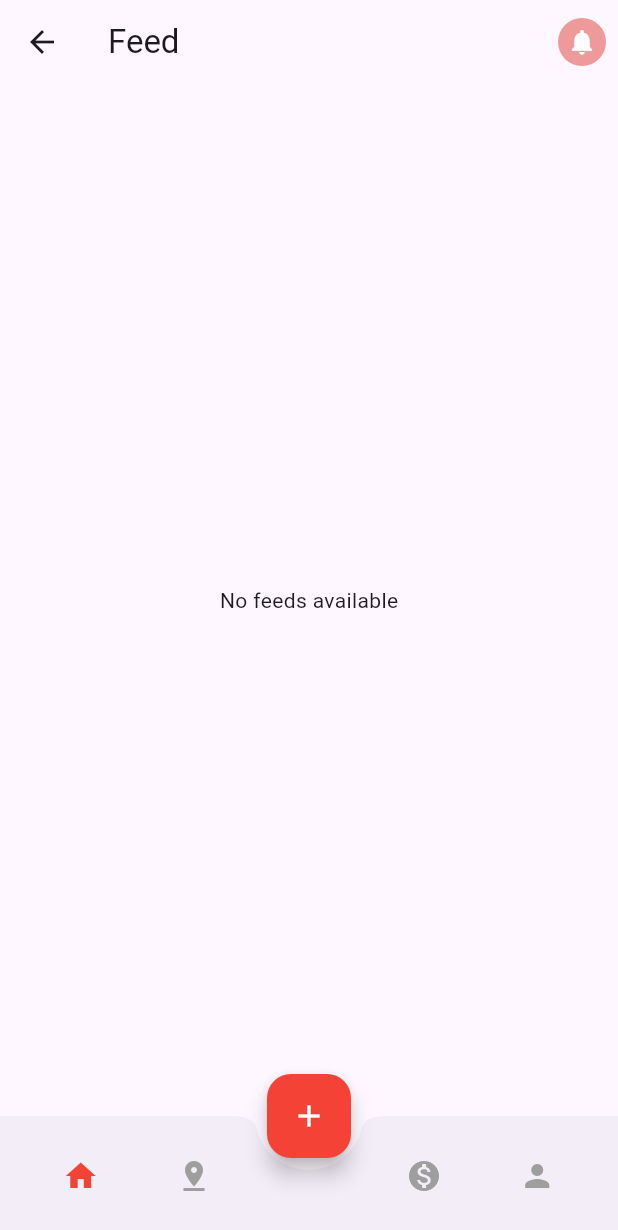
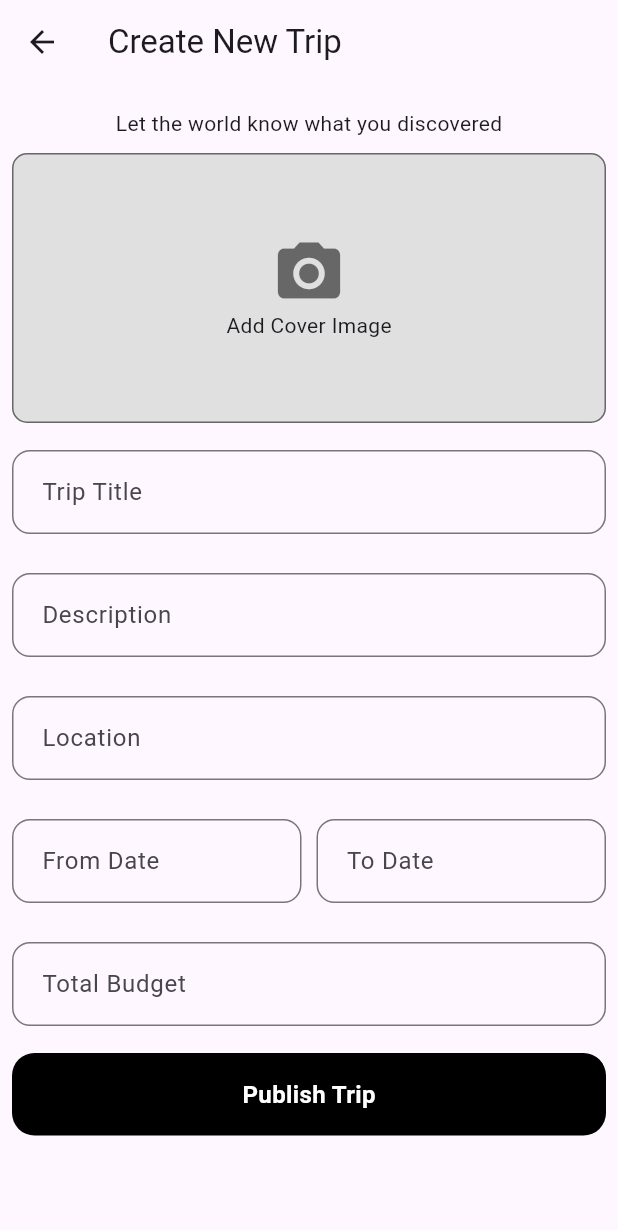
Before and after one commit to balacode01/travel-app-mobile, a Flutter app: the HomePage screen opened by its route, after a tap on the "add" icon, on a phone screen of 412 x 824 dp. Shown: the top 1230 px of the screen. Run offline on Flutter 3.47's test engine with Material 3 defaults, Android fonts, the phone set to English and light mode, and no system bars; our stand-ins replace flutter_secure_storage, get_storage, image_picker, logger, pinput; accounts and stored records are empty; network calls fail.

Commit message:
create trip api integration in progress

```diff
--- /dev/null
+++ b/lib/core/models/response_model/trips/create_trip_model.dart
@@ -0,0 +1,90 @@
+// To parse this JSON data, do
+//
+//     final createTripModelResponse = createTripModelResponseFromJson(jsonString);
+
+import 'dart:convert';
+
+CreateTripModelResponse createTripModelResponseFromJson(String str) =>
+    CreateTripModelResponse.fromJson(json.decode(str));
+
+String createTripModelResponseToJson(CreateTripModelResponse data) =>
+    json.encode(data.toJson());
+
+class CreateTripModelResponse {
+  String? message;
+  int? statusCode;
+  Trip? trip;
+
+  CreateTripModelResponse({this.message, this.statusCode, this.trip});
+
+  factory CreateTripModelResponse.fromJson(Map<String, dynamic> json) =>
+      CreateTripModelResponse(
+        message: json["message"],
+        statusCode: json["statusCode"],
+        trip: Trip.fromJson(json["trip"]),
+      );
+
+  Map<String, dynamic> toJson() => {
+    "message": message,
+    "statusCode": statusCode,
+    "trip": trip!.toJson(),
+  };
+}
+
+class Trip {
+  String? id;
+  String? userId;
+  String? name;
+  String? location;
+  DateTime? fromDate;
+  DateTime? toDate;
+  String? description;
+  String? totalBudget;
+  String? coverImage;
+  DateTime? createdAt;
+  DateTime? updatedAt;
+
+  Trip({
+    this.id,
+    this.userId,
+    this.name,
+    this.location,
+    this.fromDate,
+    this.toDate,
+    this.description,
+    this.totalBudget,
+    this.coverImage,
+    this.createdAt,
+    this.updatedAt,
+  });
+
+  factory Trip.fromJson(Map<String, dynamic> json) => Trip(
+    id: json["id"],
+    userId: json["user_id"],
+    name: json["name"],
+    location: json["location"],
+    fromDate: DateTime.parse(json["from_date"]),
+    toDate: DateTime.parse(json["to_date"]),
+    description: json["description"],
+    totalBudget: json["total_budget"],
+    coverImage: json["cover_image"],
+    createdAt: DateTime.parse(json["created_at"]),
+    updatedAt: DateTime.parse(json["updated_at"]),
+  );
+
+  Map<String, dynamic> toJson() => {
+    "id": id,
+    "user_id": userId,
+    "name": name,
+    "location": location,
+    "from_date":
+        "${fromDate!.year.toString().padLeft(4, '0')}-${fromDate!.month.toString().padLeft(2, '0')}-${fromDate!.day.toString().padLeft(2, '0')}",
+    "to_date":
+        "${toDate!.year.toString().padLeft(4, '0')}-${toDate!.month.toString().padLeft(2, '0')}-${toDate!.day.toString().padLeft(2, '0')}",
+    "description": description,
+    "total_budget": totalBudget,
+    "cover_image": coverImage,
+    "created_at": createdAt!.toIso8601String(),
+    "updated_at": updatedAt!.toIso8601String(),
+  };
+}
--- a/lib/core/providers/feed_provider.dart
+++ b/lib/core/providers/feed_provider.dart
@@ -5,7 +5,7 @@ import 'package:travel_app_mobile/core/rest/feed_rest.dart';
 
 class FeedProvider extends ChangeNotifier {
   GetFeedModelScreen _feeds = GetFeedModelScreen();
-  FetchTripDetailsByUserIdModel _fetchTripDetailsByUserIdModel =
+  FetchTripDetailsByUserIdModel _fetchTripDetailsByUserIdModelResponse =
       FetchTripDetailsByUserIdModel();
   bool _isLoading = false;
 
@@ -39,7 +39,10 @@ class FeedProvider extends ChangeNotifier {
     notifyListeners();
 
     try {
-      _fetchTripDetailsByUserIdModel = await feedRest.fetchTripByUserId();
+      _fetchTripDetailsByUserIdModelResponse =
+          await feedRest.fetchTripByUserId();
+      print(_fetchTripDetailsByUserIdModelResponse.trips![1].description);
     } catch (e) {}
+    notifyListeners();
   }
 }
--- a/lib/core/providers/main_providers.dart
+++ b/lib/core/providers/main_providers.dart
@@ -1,4 +1,5 @@
 import 'package:travel_app_mobile/core/providers/feed_provider.dart';
+import 'package:travel_app_mobile/core/providers/trip_provider.dart';
 
 import 'auth_provider.dart';
 
@@ -7,4 +8,5 @@ import 'package:provider/provider.dart';
 List<ChangeNotifierProvider> appProviders = [
   ChangeNotifierProvider(create: (_) => AuthProvider()),
   ChangeNotifierProvider(create: (_) => FeedProvider()),
+  ChangeNotifierProvider(create: (_) => TripProvider()),
 ];
--- /dev/null
+++ b/lib/core/providers/trip_provider.dart
@@ -0,0 +1,122 @@
+// ignore_for_file: use_build_context_synchronously
+
+import 'dart:convert';
+import 'dart:io';
+import 'package:flutter/material.dart';
+import 'package:image_picker/image_picker.dart';
+import 'package:intl/intl.dart';
+import 'package:travel_app_mobile/core/models/response_model/trips/create_trip_model.dart';
+import 'package:travel_app_mobile/core/rest/trip_rest.dart';
+
+class TripProvider extends ChangeNotifier {
+  TripRest tripRest = TripRest();
+  bool _isLoading = false;
+  bool get isLoading => _isLoading;
+  // Create trip controllers
+  TextEditingController tripNameController = TextEditingController();
+  TextEditingController locationController = TextEditingController();
+  TextEditingController fromDateController = TextEditingController();
+  TextEditingController toDateController = TextEditingController();
+  TextEditingController descriptionController = TextEditingController();
+  TextEditingController totalBudgetController = TextEditingController();
+
+  File? coverImage;
+  String? coverImageString;
+
+  /// **Function to pick an image from Camera or Gallery**
+  Future<void> pickImage(ImageSource source, BuildContext context) async {
+    try {
+      final pickedFile = await ImagePicker().pickImage(source: source);
+      if (pickedFile != null) {
+        coverImage = File(pickedFile.path);
+        // Future<String> convertFileToBase64(File imageFile) async {
+        //   List<int> imageBytes = await imageFile.readAsBytes();
+        //   return base64Encode(imageBytes);
+        // }
+        List<int> imageBytes = await coverImage!.readAsBytes();
+        coverImageString = base64Encode(imageBytes);
+        print(coverImageString);
+        print("cover image string");
+        notifyListeners();
+      }
+    } catch (e) {
+      // Show error message if image picking fails
+      ScaffoldMessenger.of(
+        context,
+      ).showSnackBar(SnackBar(content: Text("Failed to pick image: $e")));
+    }
+  }
+
+  /// **Show Image Source Selection**
+  void showImageSourceActionSheet(BuildContext context) {
+    showModalBottomSheet(
+      context: context,
+      builder: (context) {
+        return Wrap(
+          children: [
+            ListTile(
+              leading: Icon(Icons.camera_alt),
+              title: Text('Take Photo'),
+              onTap: () {
+                Navigator.pop(context);
+                pickImage(ImageSource.camera, context);
+              },
+            ),
+            ListTile(
+              leading: Icon(Icons.image),
+              title: Text('Choose from Gallery'),
+              onTap: () {
+                Navigator.pop(context);
+                pickImage(ImageSource.gallery, context);
+              },
+            ),
+          ],
+        );
+      },
+    );
+  }
+
+  // * method to show date picker * //
+  Future<void> selectDate(
+    BuildContext context,
+    TextEditingController controller,
+  ) async {
+    DateTime? pickedDate = await showDatePicker(
+      context: context,
+      firstDate: DateTime(1900),
+      lastDate: DateTime(3000),
+    );
+
+    if (pickedDate != null) {
+      String formattedDate = DateFormat('yyyy-MM-dd').format(pickedDate);
+      controller.text = formattedDate;
+    }
+    notifyListeners();
+  }
+
+  //* create trip API *//
+  Future<void> createTrip() async {
+    _isLoading = true;
+    notifyListeners();
+    Map<String, dynamic> data = {
+      "user_id": 1,
+      "name": tripNameController.text,
+      "from_date": fromDateController.text,
+      "to_date": toDateController.text,
+      "description": descriptionController.text,
+      "total_budget": totalBudgetController.text,
+      "cover_image": coverImageString,
+    };
+    print(data);
+
+    CreateTripModelResponse createTripModelResponse = CreateTripModelResponse();
+    createTripModelResponse = await tripRest.createTripRest(data);
+    try {
+      if (createTripModelResponse.statusCode == 201) {
+        print("trip saved");
+      } else {
+        print("Trip did not saved");
+      }
+    } catch (e) {}
+  }
+}
--- a/lib/core/rest/auth_rest.dart
+++ b/lib/core/rest/auth_rest.dart
@@ -5,7 +5,7 @@ import 'package:travel_app_mobile/core/api/services.dart';
 import 'package:travel_app_mobile/core/models/response_model/otp_model.dart';
 import 'package:http/http.dart' as http;
 import 'package:travel_app_mobile/core/models/response_model/verify_otp_model.dart';
-import 'package:travel_app_mobile/core/utils/token_storage.dart';
+import 'package:travel_app_mobile/core/utils/local_storage.dart';
 import 'package:travel_app_mobile/core/utils/defaultHeaders.dart';
 
 class AuthRest {
--- a/lib/core/utils/defaultHeaders.dart
+++ b/lib/core/utils/defaultHeaders.dart
@@ -1,6 +1,6 @@
 // ignore_for_file: file_names
 
-import 'package:travel_app_mobile/core/utils/token_storage.dart';
+import 'package:travel_app_mobile/core/utils/local_storage.dart';
 
 Future<Map<String, String>> getDefaultHeaders(int? headerType) async {
   String? token = await TokenStorage.getToken(); //  Await the token retrieval
--- a/lib/main.dart
+++ b/lib/main.dart
@@ -3,7 +3,9 @@ import 'package:get_storage/get_storage.dart';
 import 'package:provider/provider.dart';
 import 'package:travel_app_mobile/core/providers/auth_provider.dart';
 import 'package:travel_app_mobile/core/providers/feed_provider.dart';
-import 'package:travel_app_mobile/core/utils/token_storage.dart';
+import 'package:travel_app_mobile/core/providers/main_providers.dart';
+import 'package:travel_app_mobile/core/providers/trip_provider.dart';
+import 'package:travel_app_mobile/core/utils/local_storage.dart';
 import 'package:travel_app_mobile/routes/routes.dart';
 import 'package:travel_app_mobile/screens/auth/login.dart';
 import 'package:travel_app_mobile/screens/home/home_page.dart';
@@ -14,10 +16,11 @@ void main() async {
 
   runApp(
     MultiProvider(
-      //providers: appProviders,
+      // providers: appProviders,
       providers: [
         ChangeNotifierProvider(create: (_) => AuthProvider()),
         ChangeNotifierProvider(create: (_) => FeedProvider()),
+        ChangeNotifierProvider(create: (_) => TripProvider()),
       ],
       child: const MyApp(),
     ),
--- a/lib/screens/home/home_page.dart
+++ b/lib/screens/home/home_page.dart
@@ -3,6 +3,7 @@ import 'package:travel_app_mobile/screens/budget/budget_tracker_list.dart';
 import 'package:travel_app_mobile/screens/discover/discover_screen.dart';
 import 'package:travel_app_mobile/screens/feed/feed_screen.dart';
 import 'package:travel_app_mobile/screens/profile/profile_settings.dart';
+import 'package:travel_app_mobile/screens/trips/create_trip_screen.dart';
 import 'package:travel_app_mobile/widgets/ct_fancy_bottom_navigation.dart';
 import 'package:travel_app_mobile/widgets/custom_bottomNavigationBar.dart';
 
@@ -32,7 +33,11 @@ class _HomePageState extends State<HomePage> {
   Widget build(BuildContext context) {
     return Scaffold(
       floatingActionButton: FloatingActionButton(
-        onPressed: () {},
+        onPressed: () {
+          Navigator.of(
+            context,
+          ).push(MaterialPageRoute(builder: (context) => CreateTripScreen()));
+        },
         backgroundColor: Colors.red,
         child: const Icon(Icons.add, color: Colors.white),
       ),
--- a/lib/screens/profile/profile_settings.dart
+++ b/lib/screens/profile/profile_settings.dart
@@ -1,5 +1,5 @@
 import 'package:flutter/material.dart';
-import 'package:travel_app_mobile/core/utils/token_storage.dart';
+import 'package:travel_app_mobile/core/utils/local_storage.dart';
 
 class ProfileSettingsScreen extends StatefulWidget {
   const ProfileSettingsScreen({super.key});
--- /dev/null
+++ b/lib/screens/trips/create_trip_screen.dart
@@ -0,0 +1,134 @@
+import 'package:flutter/material.dart';
+import 'package:provider/provider.dart';
+import 'package:travel_app_mobile/core/providers/trip_provider.dart';
+import 'package:travel_app_mobile/widgets/custom_button.dart';
+import 'package:travel_app_mobile/widgets/custom_textfield.dart';
+import 'dart:io';
+
+class CreateTripScreen extends StatefulWidget {
+  const CreateTripScreen({super.key});
+
+  @override
+  State<CreateTripScreen> createState() => _CreateTripScreenState();
+}
+
+class _CreateTripScreenState extends State<CreateTripScreen> {
+  @override
+  Widget build(BuildContext context) {
+    return Scaffold(
+      appBar: AppBar(title: Text("Create New Trip")),
+      body: Consumer<TripProvider>(
+        builder: (context, tripProvider, child) {
+          return Padding(
+            padding: const EdgeInsets.symmetric(
+              horizontal: 8.0,
+              vertical: 16.0,
+            ),
+            child: SingleChildScrollView(
+              child: Column(
+                children: [
+                  Text("Let the world know what you discovered"),
+                  const SizedBox(height: 10),
+
+                  /// **Cover Image Picker**
+                  GestureDetector(
+                    onTap:
+                        () => tripProvider.showImageSourceActionSheet(context),
+                    child: Container(
+                      height: 180,
+                      width: double.infinity,
+                      decoration: BoxDecoration(
+                        color: Colors.grey[300],
+                        borderRadius: BorderRadius.circular(10),
+                        border: Border.all(color: Colors.black54),
+                      ),
+                      child:
+                          tripProvider.coverImage == null
+                              ? Center(
+                                child: Column(
+                                  mainAxisAlignment: MainAxisAlignment.center,
+                                  children: [
+                                    Icon(
+                                      Icons.camera_alt,
+                                      size: 50,
+                                      color: Colors.black54,
+                                    ),
+                                    Text("Add Cover Image"),
+                                  ],
+                                ),
+                              )
+                              : ClipRRect(
+                                borderRadius: BorderRadius.circular(10),
+                                child: Image.file(
+                                  File(tripProvider.coverImage!.path),
+                                  fit: BoxFit.cover,
+                                  width: double.infinity,
+                                  height: 180,
+                                ),
+                              ),
+                    ),
+                  ),
+                  const SizedBox(height: 10),
+
+                  CustomTextField(
+                    controller: tripProvider.tripNameController,
+                    label: "Trip Title",
+                  ),
+                  const SizedBox(height: 10),
+                  CustomTextField(
+                    controller: tripProvider.descriptionController,
+                    label: "Description",
+                  ),
+                  const SizedBox(height: 10),
+                  CustomTextField(
+                    controller: tripProvider.locationController,
+                    label: "Location",
+                  ),
+                  const SizedBox(height: 10),
+                  Row(
+                    children: [
+                      Flexible(
+                        child: CustomTextField(
+                          onTap:
+                              () => tripProvider.selectDate(
+                                context,
+                                tripProvider.fromDateController,
+                              ),
+                          controller: tripProvider.fromDateController,
+                          label: "From Date",
+                        ),
+                      ),
+                      const SizedBox(width: 10),
+                      Flexible(
+                        child: CustomTextField(
+                          readOnly: true,
+                          onTap:
+                              () => tripProvider.selectDate(
+                                context,
+                                tripProvider.toDateController,
+                              ),
+                          controller: tripProvider.toDateController,
+                          label: "To Date",
+                        ),
+                      ),
+                    ],
+                  ),
+                  const SizedBox(height: 10),
+                  CustomTextField(
+                    controller: tripProvider.totalBudgetController,
+                    label: "Total Budget",
+                  ),
+                  const SizedBox(height: 10),
+                  CustomAnimatedButton(
+                    text: 'Publish Trip',
+                    onPressed: () => tripProvider.createTrip(),
+                  ),
+                ],
+              ),
+            ),
+          );
+        },
+      ),
+    );
+  }
+}
--- a/lib/widgets/custom_textfield.dart
+++ b/lib/widgets/custom_textfield.dart
@@ -8,9 +8,11 @@ class CustomTextField extends StatelessWidget {
   final TextInputType keyboardType;
   final Widget? prefixIcon;
   final Widget? suffixIcon;
+  final bool? readOnly;
   final String? Function(String?)? validator;
   final Function(String)? onChanged;
   final int maxLines;
+  final VoidCallback? onTap;
 
   const CustomTextField({
     Key? key,
@@ -24,6 +26,8 @@ class CustomTextField extends StatelessWidget {
     this.validator,
     this.onChanged,
     this.maxLines = 1,
+    this.readOnly,
+    this.onTap,
   }) : super(key: key);
 
   @override
@@ -31,6 +35,7 @@ class CustomTextField extends StatelessWidget {
     return Padding(
       padding: const EdgeInsets.symmetric(vertical: 8.0),
       child: TextFormField(
+        onTap: onTap,
         controller: controller,
         obscureText: obscureText,
         keyboardType: keyboardType,
--- a/pubspec.yaml
+++ b/pubspec.yaml
@@ -41,6 +41,7 @@ dependencies:
   pinput: ^5.0.1
   get_storage: ^2.1.1
   flutter_secure_storage: ^9.2.4
+  intl: ^0.20.2
 
 
 dev_dependencies:
```
Also changed, not shown: lib/core/api/api_constants.dart (+9 -4 lines), lib/core/rest/feed_rest.dart (+13 -7 lines), lib/core/rest/trip_rest.dart (added, +27 -0 lines), lib/core/utils/local_storage.dart (renamed from lib/core/utils/token_storage.dart), pubspec.lock.
